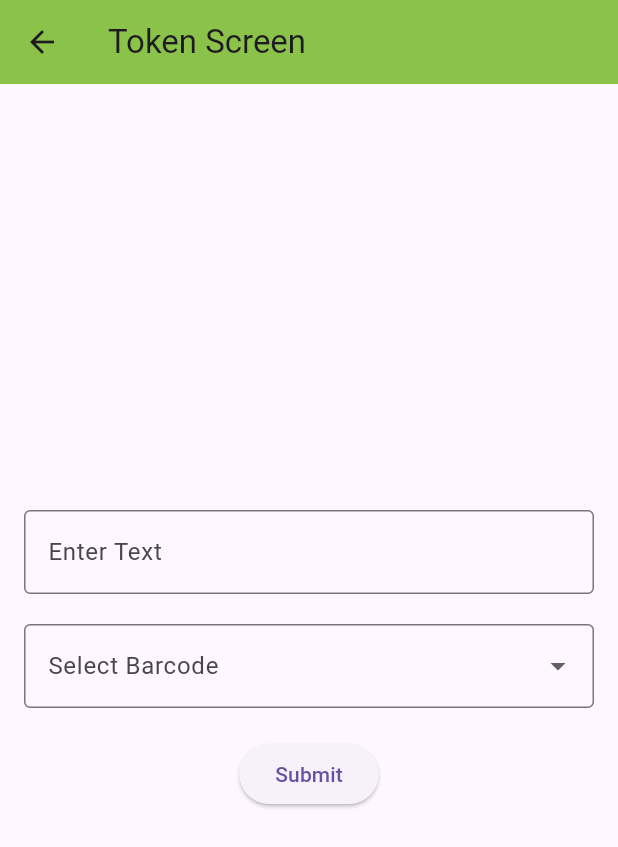
After one commit to JustCallMeYuvi/APC-APP-, a Flutter app: the TokenScreen screen opened directly, on a phone screen of 412 x 824 dp. The commit adds this screen. Shown: the top 847 px of the screen. Run offline on Flutter 3.47's test engine with Material 3 defaults, Android fonts, the phone set to English and light mode, and no system bars; our stand-ins replace anim_search_bar, device_info_plus, file_picker, firebase_core, firebase_messaging, flutter_local_notifications and 10 more; missing offline and left inert: flutter_background, flutter_background_service, marqueer, web_socket_client; accounts and stored records are empty; network calls fail; project files that could hold a hidden picture were left out.

```diff
--- a/lib/auth_provider.dart
+++ b/lib/auth_provider.dart
@@ -3,7 +3,6 @@
 // import 'package:animated_movies_app/screens/onboarding_screen/login_page.dart';
 // import 'package:flutter/foundation.dart';
 // import 'package:shared_preferences/shared_preferences.dart';
-
 
 // class AuthProvider with ChangeNotifier {
 //   bool _isLoggedIn = false;
@@ -54,17 +53,15 @@
 //   }
 // }
 
-
-
 import 'dart:convert';
 import 'package:animated_movies_app/screens/onboarding_screen/login_page.dart';
+import 'package:firebase_messaging/firebase_messaging.dart';
 import 'package:flutter/foundation.dart';
 import 'package:shared_preferences/shared_preferences.dart';
 
 class AuthProvider with ChangeNotifier {
   bool _isLoggedIn = false;
   LoginModelApi? _userData;
-
 
   bool get isLoggedIn => _isLoggedIn;
   LoginModelApi? get userData => _userData;
@@ -96,6 +93,11 @@ class AuthProvider with ChangeNotifier {
     SharedPreferences prefs = await SharedPreferences.getInstance();
     prefs.setBool('isLoggedIn', true);
     prefs.setString('userData', json.encode(userData.toJson()));
+
+
+    // Obtain a new FCM token
+    String? fcmToken = await FirebaseMessaging.instance.getToken();
+    print('New FCM Token: $fcmToken');
   }
 
   Future<void> logout() async {
@@ -108,6 +110,11 @@ class AuthProvider with ChangeNotifier {
     SharedPreferences prefs = await SharedPreferences.getInstance();
     prefs.remove('isLoggedIn');
     prefs.remove('userData');
+
+
+    // Delete the FCM token
+    await FirebaseMessaging.instance.deleteToken();
+
+    print('FCM Token deleted.');
   }
-
 }
--- a/lib/screens/home_screen/multiple_forms.dart
+++ b/lib/screens/home_screen/multiple_forms.dart
@@ -1,7 +1,7 @@
 import 'package:animated_movies_app/constants/ui_constant.dart';
 import 'package:animated_movies_app/screens/home_screen/OTScreenPage.dart';
 import 'package:animated_movies_app/screens/home_screen/miss_punches_screen.dart';
-import 'package:animated_movies_app/screens/home_screen/socket_checking.dart';
+import 'package:animated_movies_app/screens/home_screen/token_screen.dart';
 import 'package:animated_movies_app/screens/home_screen/warnings_screen.dart';
 import 'package:flutter/material.dart';
 import 'leaves_details.dart'; // Ensure this path is correct
@@ -115,13 +115,13 @@ class _MultipleFormsState extends State<MultipleForms> {
                             _buildGridButton(
                               context,
                               icon: Icons.schedule,
-                              label: 'Current Shift',
+                              label: 'Notify Token',
                               onPressed: () {
                                 // Navigate to Current Shift Page
                                 Navigator.push(
                                   context,
                                   MaterialPageRoute(
-                                    builder: (context) => SocketChecking(),
+                                    builder: (context) => TokenScreen(),
                                   ),
                                 );
                               },
--- /dev/null
+++ b/lib/screens/home_screen/token_screen.dart
@@ -0,0 +1,69 @@
+import 'package:flutter/material.dart';
+
+class TokenScreen extends StatefulWidget {
+  const TokenScreen({Key? key}) : super(key: key);
+
+  @override
+  _TokenScreenState createState() => _TokenScreenState();
+}
+
+class _TokenScreenState extends State<TokenScreen> {
+  final TextEditingController _textFieldController = TextEditingController();
+  String? _selectedBarcode;
+  final List<String> _barcodes = ['70068', '71202', '67757','70643'];
+
+  @override
+  Widget build(BuildContext context) {
+    return Scaffold(
+      appBar: AppBar(
+        title: Text('Token Screen'),
+        backgroundColor: Colors.lightGreen,
+      ),
+      body: Padding(
+        padding: const EdgeInsets.all(16.0),
+        child: Column(
+          mainAxisAlignment: MainAxisAlignment.center,
+          children: [
+            TextField(
+              controller: _textFieldController,
+              decoration: InputDecoration(
+                labelText: 'Enter Text',
+                border: OutlineInputBorder(),
+              ),
+            ),
+            SizedBox(height: 20),
+            DropdownButtonFormField<String>(
+              decoration: InputDecoration(
+                labelText: 'Select Barcode',
+                border: OutlineInputBorder(),
+              ),
+              value: _selectedBarcode,
+              items: _barcodes.map((String barcode) {
+                return DropdownMenuItem<String>(
+                  value: barcode,
+                  child: Text(barcode),
+                );
+              }).toList(),
+              onChanged: (String? newValue) {
+                setState(() {
+                  _selectedBarcode = newValue;
+                });
+              },
+            ),
+            SizedBox(height: 20),
+            ElevatedButton(
+              onPressed: () {
+                // Handle the submit action
+                String token = _textFieldController.text;
+                String barcode = _selectedBarcode ?? 'No barcode selected';
+                print('Token: $token, Barcode: $barcode');
+                // Perform further actions with the token and barcode
+              },
+              child: Text('Submit'),
+            ),
+          ],
+        ),
+      ),
+    );
+  }
+}
--- a/lib/screens/home_screen/warnings_screen.dart
+++ b/lib/screens/home_screen/warnings_screen.dart
@@ -14,7 +14,7 @@ class _WarningsScreenState extends State<WarningsScreen> {
   Widget build(BuildContext context) {
     return Scaffold(
       appBar: AppBar(
-        title: Text('Warningfs Screen'),
+        title: Text('Warnings Screen'),
       ),
       body: Padding(
         padding: const EdgeInsets.all(16.0),
--- a/pubspec.yaml
+++ b/pubspec.yaml
@@ -86,6 +86,7 @@ dependencies:
 
 
 
+
 dev_dependencies:
   flutter_test:
     sdk: flutter
```
Also changed, not shown: lib/main.dart (+155 -34 lines), lib/screens/home_screen/socket_checking.dart (deleted, +0 -126 lines), lib/screens/home_screen/widgets/bottom_nav_bar.dart (+11 -10 lines).
